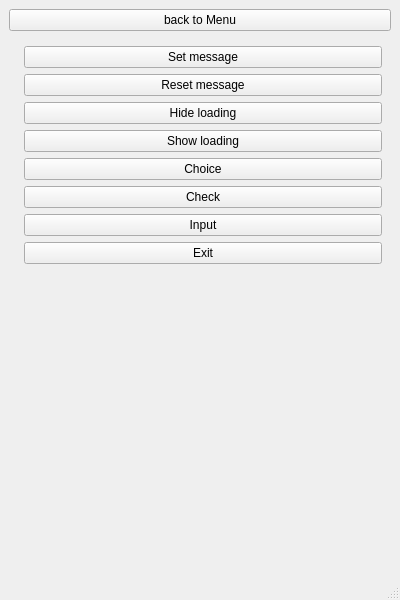
This is mainwindow.ui in TheEvilRoot/2CourseWork as Qt 5 draws it before an edit. The edited form follows.
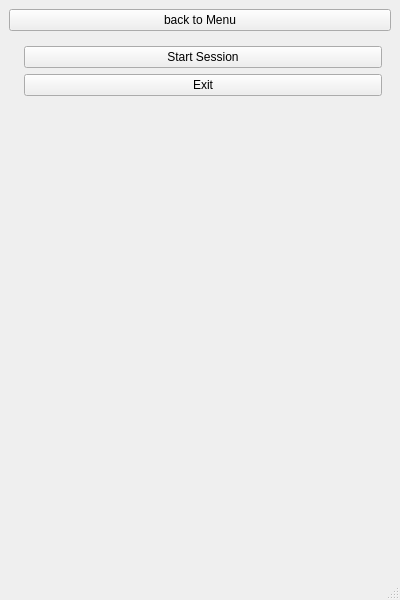
This is the edited form.

Commit message: Add MVP pattern. Implemented basic model functionale. Implemented basic session

```diff
--- a/mainwindow.ui
+++ b/mainwindow.ui
@@ -31,59 +31,17 @@
       </property>
       <widget class="QWidget" name="menuPage">
        <layout class="QFormLayout" name="formLayout_2">
-        <item row="6" column="1">
-         <widget class="QPushButton" name="go2check">
-          <property name="text">
-           <string>Check</string>
-          </property>
-         </widget>
-        </item>
-        <item row="7" column="1">
-         <widget class="QPushButton" name="go2input">
-          <property name="text">
-           <string>Input</string>
-          </property>
-         </widget>
-        </item>
-        <item row="8" column="1">
-         <widget class="QPushButton" name="go2exit">
-          <property name="text">
-           <string>Exit</string>
-          </property>
-         </widget>
-        </item>
-        <item row="5" column="1">
-         <widget class="QPushButton" name="go2choice">
-          <property name="text">
-           <string>Choice</string>
-          </property>
-         </widget>
-        </item>
-        <item row="4" column="1">
-         <widget class="QPushButton" name="showLoadingButton">
-          <property name="text">
-           <string>Show loading</string>
-          </property>
-         </widget>
-        </item>
-        <item row="3" column="1">
-         <widget class="QPushButton" name="hideLoadingButton">
-          <property name="text">
-           <string>Hide loading</string>
-          </property>
-         </widget>
-        </item>
         <item row="1" column="1">
          <widget class="QPushButton" name="setMessageButton">
           <property name="text">
-           <string>Set message</string>
+           <string>Start Session</string>
           </property>
          </widget>
         </item>
         <item row="2" column="1">
-         <widget class="QPushButton" name="resetMessageButton">
+         <widget class="QPushButton" name="go2exit">
           <property name="text">
-           <string>Reset message</string>
+           <string>Exit</string>
           </property>
          </widget>
         </item>
```
Left out of the diff: 11 changed lines with no effect on the pictures. The commit also changes 16 other files.
